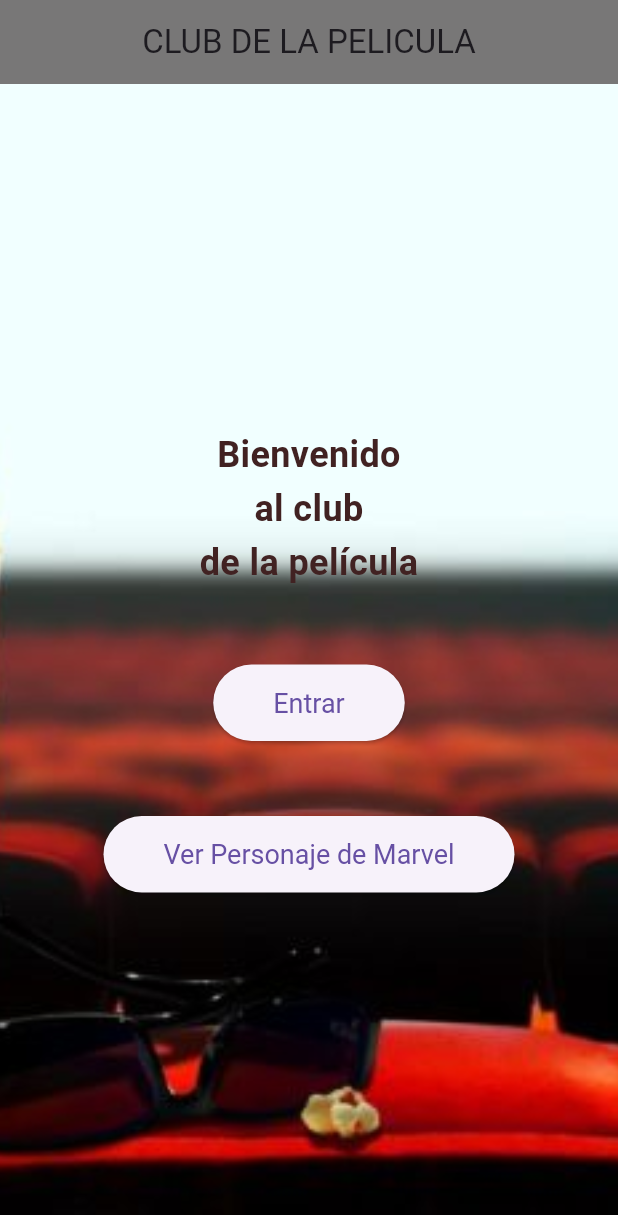
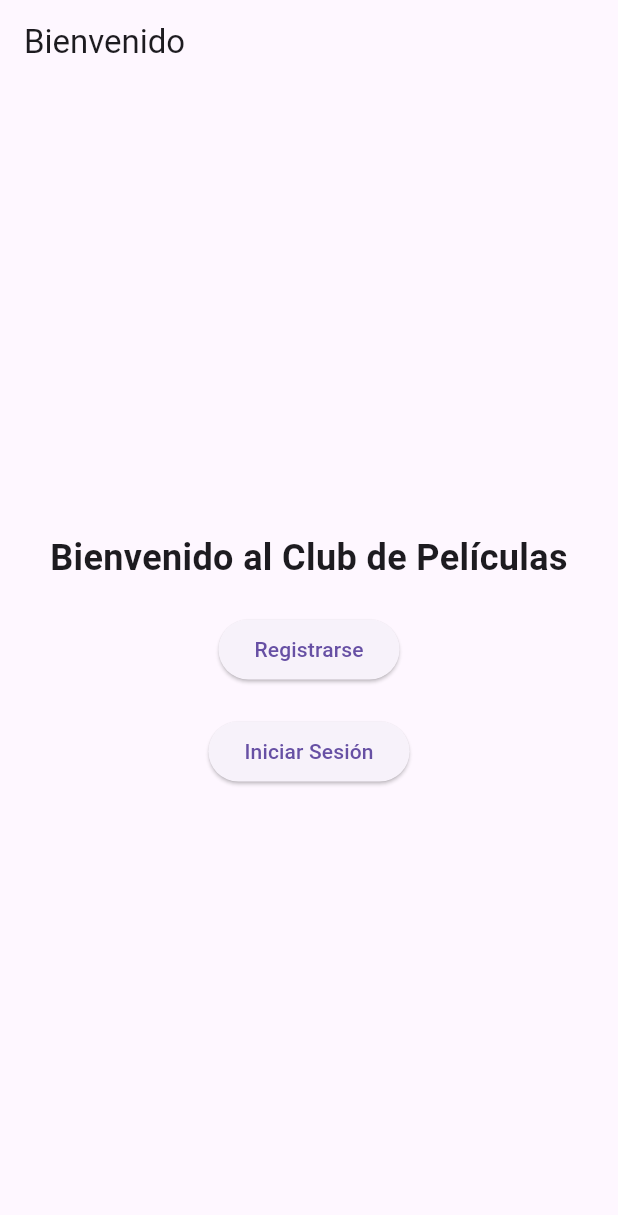
Before and after one commit to LuceroGtz/LDSW_3.4.-Utilizaci-n-de-widgets, a Flutter app: the screen it shows after launch, on a phone screen of 412 x 824 dp. Shown: the top 1215 px of the screen. Run offline on Flutter 3.47's test engine with Material 3 defaults, Android fonts, the phone set to English and light mode, and no system bars; our stand-ins replace firebase_auth, firebase_core; accounts and stored records are empty.

Commit message:
producto integrador -catalogo de peliculas-

```diff
--- /dev/null
+++ b/lib/catalog_screen.dart
@@ -0,0 +1 @@
+// TODO Implement this library.
--- /dev/null
+++ b/lib/login_screen.dart
@@ -0,0 +1 @@
+// TODO Implement this library.
--- a/lib/main.dart
+++ b/lib/main.dart
@@ -1,15 +1,18 @@
 import 'package:firebase_core/firebase_core.dart';
 import 'package:flutter/material.dart';
 import 'package:flutter_application_1/firebase_options.dart';
-import 'package:http/http.dart' as http;
-import 'dart:convert';
-import 'package:crypto/crypto.dart';
+import 'screens/welcome_screen.dart';
+import 'screens/register_screen.dart';
+import 'screens/login_screen.dart';
+import 'screens/catalog_screen.dart';
+import 'screens/movie_description_screen.dart';
+import 'screens/admin_screen.dart';
 
 Future<void> main() async {
   WidgetsFlutterBinding.ensureInitialized();
   await Firebase.initializeApp(
     options: DefaultFirebaseOptions.currentPlatform,
-);
+  );
   runApp(MyApp());
 }
 
@@ -18,119 +21,15 @@ class MyApp extends StatelessWidget {
   Widget build(BuildContext context) {
     return MaterialApp(
       title: 'CLUB',
-      home: Scaffold(
-        appBar: AppBar(
-          title: Text('CLUB DE LA PELICULA'),
-          backgroundColor: const Color.fromARGB(255, 120, 119, 119),
-          centerTitle: true,
-        ),
-        body: MyHomePage(),
-      ),
+      initialRoute: '/',
+      routes: {
+        '/': (context) => WelcomeScreen(),
+        '/register': (context) => RegisterScreen(),
+        '/login': (context) => LoginScreen(),
+        '/catalog': (context) => CatalogScreen(),
+        '/movieDescription': (context) => MovieDescriptionScreen(),
+        '/admin': (context) => AdminScreen(),
+      },
     );
   }
 }
-
-class MyHomePage extends StatefulWidget {
-  @override
-  _MyHomePageState createState() => _MyHomePageState();
-}
-
-class _MyHomePageState extends State<MyHomePage> {
-  String marvelCharacterName = '';
-  String marvelCharacterImageUrl = '';
-
-  // Función para obtener datos de un personaje de Marvel
-  Future<void> fetchMarvelCharacterData() async {
-    final publicKey = 'cfa6bd6b0ec3274c030a7aaba41248d2';
-    final privateKey = '4d8506c0ac58bb85081e590b72ba9a049553efd7';
-    final timestamp = DateTime.now().millisecondsSinceEpoch.toString();
-    final hash = md5.convert(utf8.encode('$timestamp$privateKey$publicKey')).toString();
-    final randomCharacterId = 1009148;
-
-    final url = Uri.parse(
-      'https://gateway.marvel.com/v1/public/characters/$randomCharacterId?ts=$timestamp&apikey=$publicKey&hash=$hash',
-    );
-
-    final response = await http.get(url);
-
-    if (response.statusCode == 200) {
-      final data = jsonDecode(response.body)['data']['results'][0];
-      setState(() {
-        marvelCharacterName = data['name'];
-        marvelCharacterImageUrl = '${data['thumbnail']['path']}.${data['thumbnail']['extension']}';
-      });
-    } else {
-      throw Exception('Error al cargar los datos de Marvel');
-    }
-  }
-
-  @override
-  Widget build(BuildContext context) {
-    return Stack(
-      children: [
-        // Imagen de fondo
-        Container(
-          decoration: BoxDecoration(
-            image: DecorationImage(
-              image: AssetImage('assets/cine.jpg'),
-              fit: BoxFit.cover,
-            ),
-          ),
-        ),
-
-        Center(
-          child: Column(
-            mainAxisAlignment: MainAxisAlignment.center,
-            children: [
-
-              Text(
-                'Bienvenido\nal club\nde la película',
-                style: TextStyle(
-                  fontSize: 24,
-                  color: const Color.fromARGB(255, 65, 34, 34),
-                  fontWeight: FontWeight.bold,
-                  height: 1.5,
-                ),
-                textAlign: TextAlign.center,
-              ),
-              SizedBox(height: 50),
-              // Botón para entrar
-              ElevatedButton(
-                onPressed: () {
-
-                },
-                child: Text('Entrar'),
-                style: ElevatedButton.styleFrom(
-                  padding: EdgeInsets.symmetric(horizontal: 40, vertical: 15),
-                  textStyle: TextStyle(fontSize: 18),
-                ),
-              ),
-              SizedBox(height: 50),
-              // Botón para ver personaje de Marvel
-              ElevatedButton(
-                onPressed: fetchMarvelCharacterData,
-                child: Text('Ver Personaje de Marvel'),
-                style: ElevatedButton.styleFrom(
-                  padding: EdgeInsets.symmetric(horizontal: 40, vertical: 15),
-                  textStyle: TextStyle(fontSize: 18),
-                ),
-              ),
-              // Mostrar los datos del personaje
-              marvelCharacterName.isNotEmpty
-                  ? Column(
-                      children: [
-                        Text(
-                          'Marvel: $marvelCharacterName',
-                          style: TextStyle(fontSize: 20, fontWeight: FontWeight.bold),
-                        ),
-                        Image.network(marvelCharacterImageUrl),
-                      ],
-                    )
-                  : Container(),
-            ],
-          ),
-        ),
-      ],
-    );
-  }
-}
--- /dev/null
+++ b/lib/register_screen.dart
@@ -0,0 +1 @@
+// TODO Implement this library.
--- /dev/null
+++ b/lib/screens/welcome_screen.dart
@@ -0,0 +1,37 @@
+
+import 'package:flutter/material.dart';
+
+class WelcomeScreen extends StatelessWidget {
+  @override
+  Widget build(BuildContext context) {
+    return Scaffold(
+      appBar: AppBar(title: Text('Bienvenido')),
+      body: Center(
+        child: Column(
+          mainAxisAlignment: MainAxisAlignment.center,
+          children: [
+            Text(
+              'Bienvenido al Club de Películas',
+              style: TextStyle(fontSize: 24, fontWeight: FontWeight.bold),
+              textAlign: TextAlign.center,
+            ),
+            SizedBox(height: 20),
+            ElevatedButton(
+              onPressed: () {
+                Navigator.pushNamed(context, '/register');
+              },
+              child: Text('Registrarse'),
+            ),
+            SizedBox(height: 20),
+            ElevatedButton(
+              onPressed: () {
+                Navigator.pushNamed(context, '/login');
+              },
+              child: Text('Iniciar Sesión'),
+            ),
+          ],
+        ),
+      ),
+    );
+  }
+}
```
Also changed, not shown: lib/screens/admin_screen.dart (added, +19 -0 lines), lib/screens/catalog_screen.dart (added, +43 -0 lines), lib/screens/login_screen.dart (added, +67 -0 lines), lib/screens/movie_description_screen.dart (added, +27 -0 lines), lib/screens/register_screen.dart (added, +68 -0 lines), pubspec.yaml (+8 -2 lines), pubspec.lock, 3 other files.
